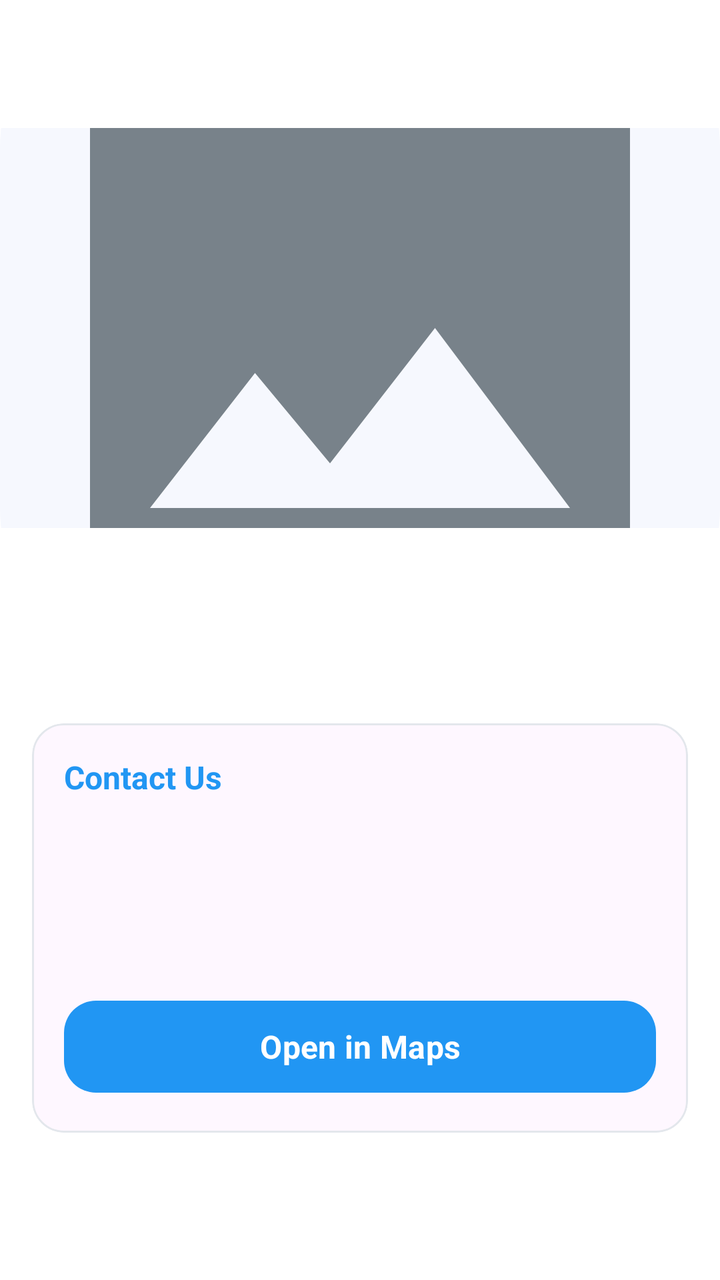
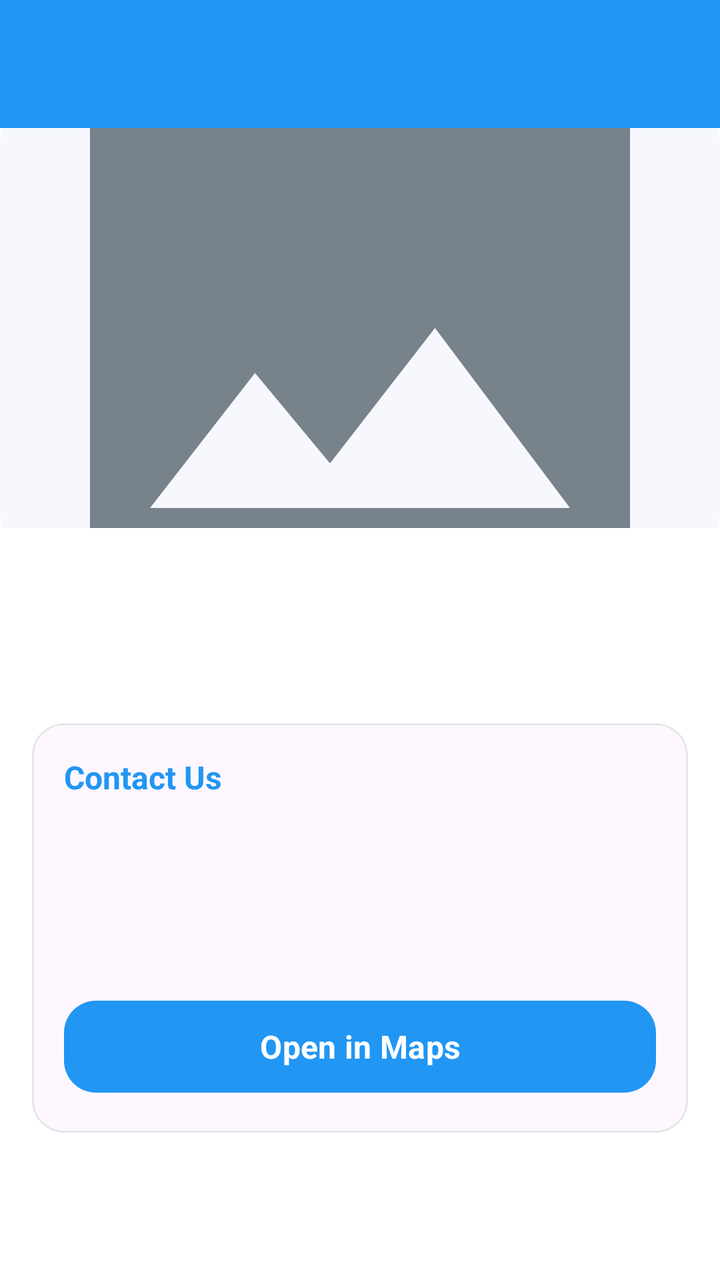

Before-and-after screenshots of an Android layout around one commit, followed by the original layout XML and the change that was made.
<!-- AndroidManifest.xml: application theme Theme.DeyEducation -->
<!-- res/layout/activity_about.xml -->
<?xml version="1.0" encoding="utf-8"?>
<LinearLayout
    xmlns:android="http://schemas.android.com/apk/res/android"
    xmlns:app="http://schemas.android.com/apk/res-auto"
    android:layout_width="match_parent"
    android:layout_height="match_parent"
    android:background="@color/background"
    android:orientation="vertical">

    <com.google.android.material.appbar.MaterialToolbar
        android:id="@+id/aboutToolbar"
        android:layout_width="match_parent"
        android:layout_height="?attr/actionBarSize"
        android:background="@color/surface" />

    <FrameLayout
        android:layout_width="match_parent"
        android:layout_height="match_parent">

        <androidx.core.widget.NestedScrollView
            android:layout_width="match_parent"
            android:layout_height="match_parent">

            <LinearLayout
                android:layout_width="match_parent"
                android:layout_height="wrap_content"
                android:orientation="vertical">

                <ImageView
                    android:id="@+id/aboutHero"
                    android:layout_width="match_parent"
                    android:layout_height="200dp"
                    android:contentDescription="@null"
                    android:scaleType="centerCrop"
                    android:src="@drawable/bg_image_placeholder" />

                <LinearLayout
                    android:layout_width="match_parent"
                    android:layout_height="wrap_content"
                    android:orientation="vertical"
                    android:padding="16dp">

                    <TextView
                        android:id="@+id/aboutTitle"
                        android:layout_width="match_parent"
                        android:layout_height="wrap_content"
                        android:textColor="@color/primary_text"
                        android:textSize="22sp"
                        android:textStyle="bold" />

                    <TextView
                        android:id="@+id/aboutDescription"
                        android:layout_width="match_parent"
                        android:layout_height="wrap_content"
                        android:layout_marginTop="12dp"
                        android:lineSpacingExtra="4dp"
                        android:textColor="@color/primary_text"
                        android:textSize="15sp" />

                    <com.google.android.material.card.MaterialCardView
                        android:layout_width="match_parent"
                        android:layout_height="wrap_content"
                        android:layout_marginTop="20dp"
                        app:cardCornerRadius="16dp"
                        app:cardElevation="0dp"
                        app:strokeColor="@color/border"
                        app:strokeWidth="1dp">

                        <LinearLayout
                            android:layout_width="match_parent"
                            android:layout_height="wrap_content"
                            android:orientation="vertical"
                            android:padding="16dp">

                            <TextView
                                android:layout_width="wrap_content"
                                android:layout_height="wrap_content"
                                android:text="@string/contact_us"
                                android:textColor="@color/primary"
                                android:textSize="16sp"
                                android:textStyle="bold" />

                            <TextView
                                android:id="@+id/aboutPhone"
                                android:layout_width="match_parent"
                                android:layout_height="wrap_content"
                                android:layout_marginTop="10dp"
                                android:textColor="@color/primary_text"
                                android:textSize="14sp" />

                            <TextView
                                android:id="@+id/aboutEmail"
                                android:layout_width="match_parent"
                                android:layout_height="wrap_content"
                                android:layout_marginTop="8dp"
                                android:textColor="@color/primary_text"
                                android:textSize="14sp" />

                            <TextView
                                android:id="@+id/aboutAddress"
                                android:layout_width="match_parent"
                                android:layout_height="wrap_content"
                                android:layout_marginTop="8dp"
                                android:textColor="@color/primary_text"
                                android:textSize="14sp" />

                            <com.google.android.material.button.MaterialButton
                                android:id="@+id/btnOpenMaps"
                                style="@style/Widget.DeyEducation.Button.Primary"
                                android:layout_width="match_parent"
                                android:layout_height="wrap_content"
                                android:layout_marginTop="14dp"
                                android:text="@string/open_in_maps" />
                        </LinearLayout>
                    </com.google.android.material.card.MaterialCardView>
                </LinearLayout>
            </LinearLayout>
        </androidx.core.widget.NestedScrollView>

        <ProgressBar
            android:id="@+id/aboutProgress"
            android:layout_width="wrap_content"
            android:layout_height="wrap_content"
            android:layout_gravity="center"
            android:visibility="gone" />
    </FrameLayout>
</LinearLayout>
<!-- resources referenced by this layout -->
<resources>
  <color name="background">#FFFFFF</color>
  <color name="border">#E3E7EC</color>
  <color name="primary">#2196F3</color>
  <color name="primary_text">#111111</color>
  <color name="surface">#FFFFFF</color>
  <!-- drawable bg_image_placeholder (drawable) -->
  <?xml version="1.0" encoding="utf-8"?>
  <layer-list xmlns:android="http://schemas.android.com/apk/res/android">
      <item>
          <shape android:shape="rectangle">
              <solid android:color="@color/secondary_bg" />
              <corners android:radius="@dimen/radius_12" />
          </shape>
      </item>
      <item
          android:drawable="@drawable/ic_image_placeholder"
          android:gravity="center" />
  </layer-list>
  <string name="contact_us">Contact Us</string>
  <string name="open_in_maps">Open in Maps</string>
  <style name="Widget.DeyEducation.Button.Primary" parent="Widget.Material3.Button">
          <item name="android:textAllCaps">false</item>
          <item name="android:textSize">16sp</item>
          <item name="android:textStyle">bold</item>
          <item name="backgroundTint">@color/primary</item>
          <item name="cornerRadius">@dimen/radius_16</item>
          <item name="android:minHeight">54dp</item>
      </style>
  <style name="Theme.DeyEducation" parent="Theme.Material3.Light.NoActionBar">
          <item name="colorPrimary">@color/primary</item>
          <item name="colorPrimaryDark">@color/primary_dark</item>
          <item name="colorOnPrimary">@color/white</item>
          <item name="colorSecondary">@color/primary_light</item>
          <item name="android:statusBarColor">@color/primary</item>
          <item name="android:navigationBarColor">@color/bottom_nav_bg</item>
          <item name="android:windowLightStatusBar">false</item>
          <item name="android:windowLightNavigationBar">true</item>
          <item name="android:fontFamily">sans-serif</item>
      </style>
  <color name="secondary_bg">#F6F8FE</color>
  <dimen name="radius_12">12dp</dimen>
  <!-- drawable ic_image_placeholder (drawable) -->
  <?xml version="1.0" encoding="utf-8"?>
  <vector xmlns:android="http://schemas.android.com/apk/res/android"
      android:width="48dp"
      android:height="48dp"
      android:viewportWidth="24"
      android:viewportHeight="24">
      <path
          android:fillColor="#78828A"
          android:pathData="M21,19V5c0,-1.1 -0.9,-2 -2,-2H5c-1.1,0 -2,0.9 -2,2v14c0,1.1 0.9,2 2,2h14c1.1,0 2,-0.9 2,-2zM8.5,13.5l2.5,3.01L14.5,12l4.5,6H5l3.5,-4.5z" />
  </vector>
  <dimen name="radius_16">16dp</dimen>
  <color name="primary_dark">#1976D2</color>
  <color name="white">#FFFFFF</color>
  <color name="primary_light">#E3F2FD</color>
  <color name="bottom_nav_bg">#FFFFFF</color>
</resources>

<!-- the commit's change to res/layout/activity_about.xml (unified diff, before → after) -->
@@ -9,9 +9,9 @@
 
     <com.google.android.material.appbar.MaterialToolbar
         android:id="@+id/aboutToolbar"
+        style="@style/Widget.DeyEducation.Toolbar"
         android:layout_width="match_parent"
-        android:layout_height="?attr/actionBarSize"
-        android:background="@color/surface" />
+        android:layout_height="?attr/actionBarSize" />
 
     <FrameLayout
         android:layout_width="match_parent"
<!-- resource entries referenced after the edit -->
@@ -4,7 +4,6 @@
   <color name="border">#E3E7EC</color>
   <color name="primary">#2196F3</color>
   <color name="primary_text">#111111</color>
-  <color name="surface">#FFFFFF</color>
   <!-- drawable bg_image_placeholder (drawable) -->
   <?xml version="1.0" encoding="utf-8"?>
   <layer-list xmlns:android="http://schemas.android.com/apk/res/android">
@@ -27,6 +26,11 @@
           <item name="backgroundTint">@color/primary</item>
           <item name="cornerRadius">@dimen/radius_16</item>
           <item name="android:minHeight">54dp</item>
+      </style>
+  <style name="Widget.DeyEducation.Toolbar" parent="Widget.Material3.Toolbar">
+          <item name="android:background">@color/primary</item>
+          <item name="titleTextColor">@color/white</item>
+          <item name="android:minHeight">@dimen/toolbar_height</item>
       </style>
   <style name="Theme.DeyEducation" parent="Theme.Material3.Light.NoActionBar">
           <item name="colorPrimary">@color/primary</item>
@@ -55,6 +59,7 @@
   <dimen name="radius_16">16dp</dimen>
   <color name="primary_dark">#1976D2</color>
   <color name="white">#FFFFFF</color>
+  <dimen name="toolbar_height">55dp</dimen>
   <color name="primary_light">#E3F2FD</color>
   <color name="bottom_nav_bg">#FFFFFF</color>
 </resources>
